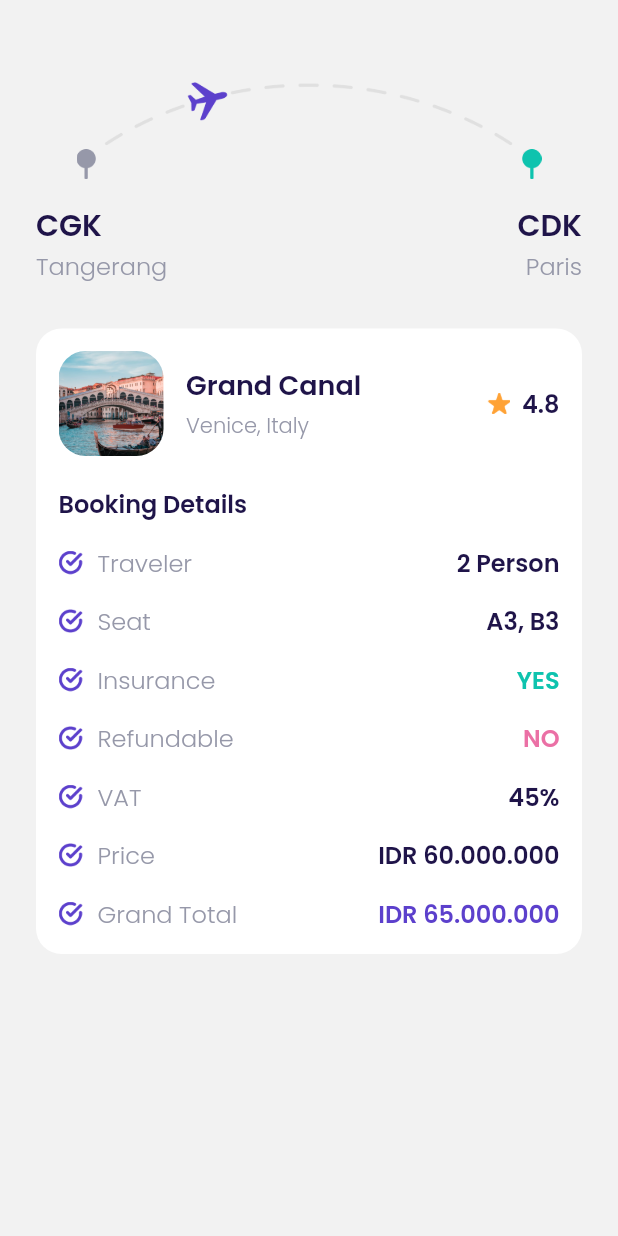
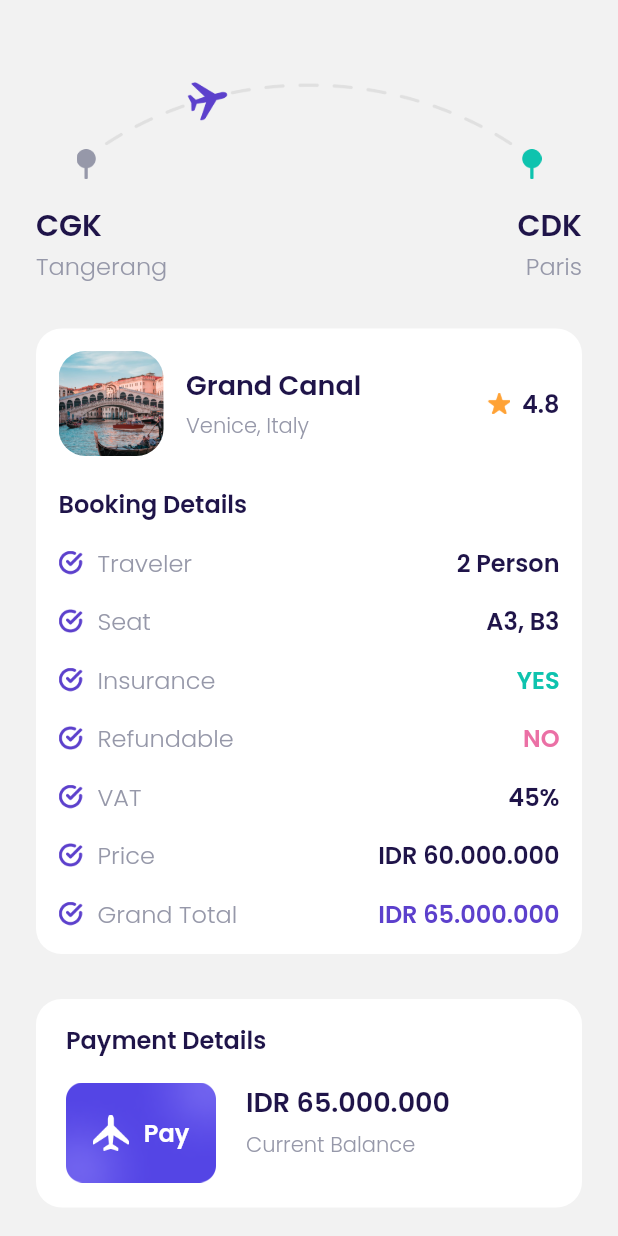
Before and after one commit to davadaviar/travel-app-intro, a Flutter app: the CheckoutPage screen opened directly, on a phone screen of 412 x 824 dp. Run offline on Flutter 3.47's test engine with Material 2 defaults, Android fonts, the phone set to English and light mode, and no system bars; our stand-ins replace google_fonts.

Commit message:
Finish checkout page

```diff
--- a/lib/ui/pages/checkout_page.dart
+++ b/lib/ui/pages/checkout_page.dart
@@ -1,5 +1,7 @@
 import 'package:flutter/material.dart';
+import 'package:flutter_travel_bwa/ui/pages/success_page.dart';
 import 'package:flutter_travel_bwa/ui/widgets/custom_booking_detail_item.dart';
+import 'package:flutter_travel_bwa/ui/widgets/custom_button.dart';
 import 'package:flutter_travel_bwa/ui/widgets/custom_interest_item.dart';
 import '../../shared/theme.dart';
 
@@ -204,6 +206,142 @@
       );
     }
 
+    ;
+
+    Widget paymentDetail() {
+      return Container(
+        padding: EdgeInsets.symmetric(
+          vertical: 15,
+          horizontal: 20,
+        ),
+        margin: EdgeInsets.only(
+          top: 30,
+          bottom: 20,
+        ),
+        decoration: BoxDecoration(
+          color: kWhiteColor,
+          borderRadius: BorderRadius.circular(defaultRadius),
+        ),
+        child: Column(
+          crossAxisAlignment: CrossAxisAlignment.start,
+          children: [
+            Text(
+              'Payment Details',
+              style: blackTextStyle.copyWith(
+                fontSize: 16,
+                fontWeight: semiBold,
+              ),
+            ),
+            Row(
+              children: [
+                Container(
+                  width: 100,
+                  height: 70,
+                  margin: EdgeInsets.only(top: 15),
+                  decoration: BoxDecoration(
+                    image: DecorationImage(
+                      image: AssetImage('assets/image_card.png'),
+                    ),
+                  ),
+                  child: Center(
+                    child: Row(
+                      mainAxisAlignment: MainAxisAlignment.center,
+                      children: [
+                        Container(
+                          width: 24,
+                          height: 24,
+                          decoration: BoxDecoration(
+                            image: DecorationImage(
+                              image: AssetImage('assets/icon_plane.png'),
+                            ),
+                          ),
+                        ),
+                        SizedBox(
+                          width: 10,
+                        ),
+                        Text(
+                          'Pay',
+                          style: whiteTextStyle.copyWith(
+                            fontSize: 16,
+                            fontWeight: semiBold,
+                          ),
+                        ),
+                      ],
+                    ),
+                  ),
+                ),
+                SizedBox(
+                  width: 20,
+                ),
+                Column(
+                  crossAxisAlignment: CrossAxisAlignment.start,
+                  children: [
+                    Text(
+                      'IDR 65.000.000',
+                      style: blackTextStyle.copyWith(
+                        fontSize: 18,
+                        fontWeight: semiBold,
+                      ),
+                    ),
+                    SizedBox(
+                      height: 5,
+                    ),
+                    Text(
+                      'Current Balance',
+                      style: greyTextStyle.copyWith(
+                        fontSize: 14,
+                        fontWeight: light,
+                      ),
+                    )
+                  ],
+                )
+              ],
+            ),
+          ],
+        ),
+      );
+    }
+
+    ;
+
+    Widget paymentButton() {
+      return CustomButton(
+        title: 'Pay Now',
+        margin: EdgeInsets.only(
+          top: 20,
+          bottom: 30,
+        ),
+        onPressed: () {
+          Navigator.push(
+            context,
+            MaterialPageRoute(
+              builder: (context) => SuccessPage(),
+            ),
+          );
+        },
+      );
+    }
+
+    ;
+
+    Widget termsButton() {
+      return Center(
+        child: Container(
+          margin: EdgeInsets.only(
+            top: 10,
+            bottom: 30,
+          ),
+          child: Text(
+            'Terms & Conditions',
+            style: greyTextStyle.copyWith(
+                fontSize: 14,
+                fontWeight: light,
+                decoration: TextDecoration.underline),
+          ),
+        ),
+      );
+    }
+
     return Scaffold(
       backgroundColor: kBackgroundColor,
       body: ListView(
@@ -213,6 +351,9 @@
         children: [
           route(),
           checkoutDetail(),
+          paymentDetail(),
+          paymentButton(),
+          termsButton(),
         ],
       ),
     );
--- /dev/null
+++ b/lib/ui/pages/success_page.dart
@@ -0,0 +1,11 @@
+import 'package:flutter/material.dart';
+import '../../shared/theme.dart';
+
+class SuccessPage extends StatelessWidget {
+  const SuccessPage({super.key});
+
+  @override
+  Widget build(BuildContext context) {
+    return Scaffold();
+  }
+}
```
